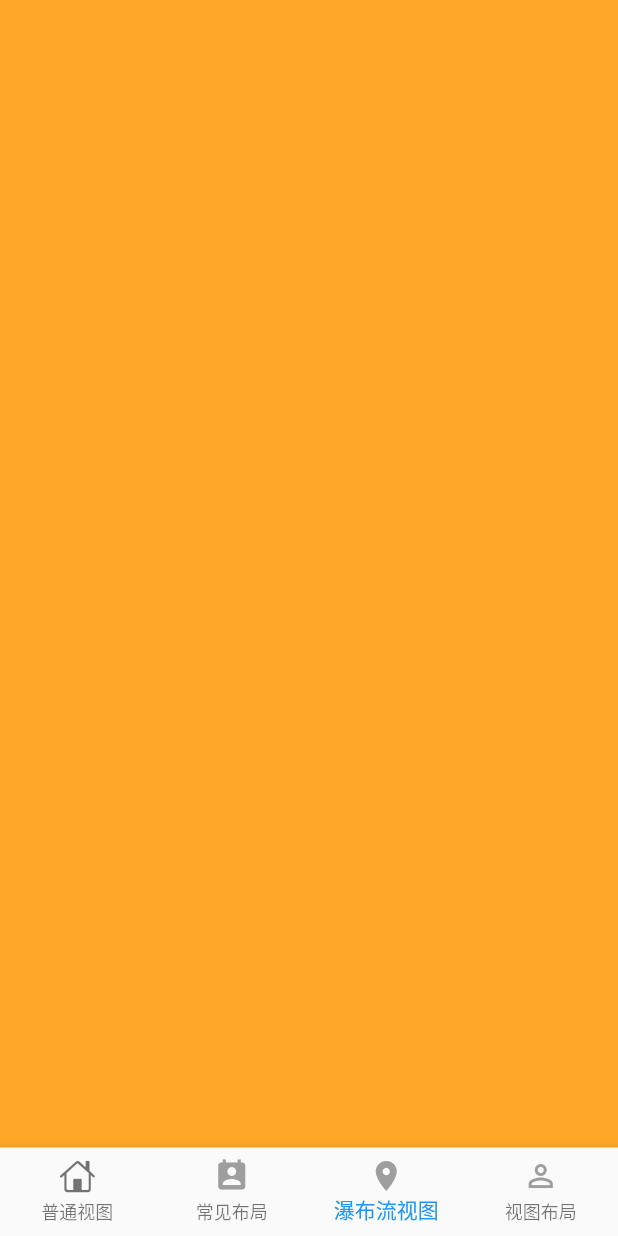
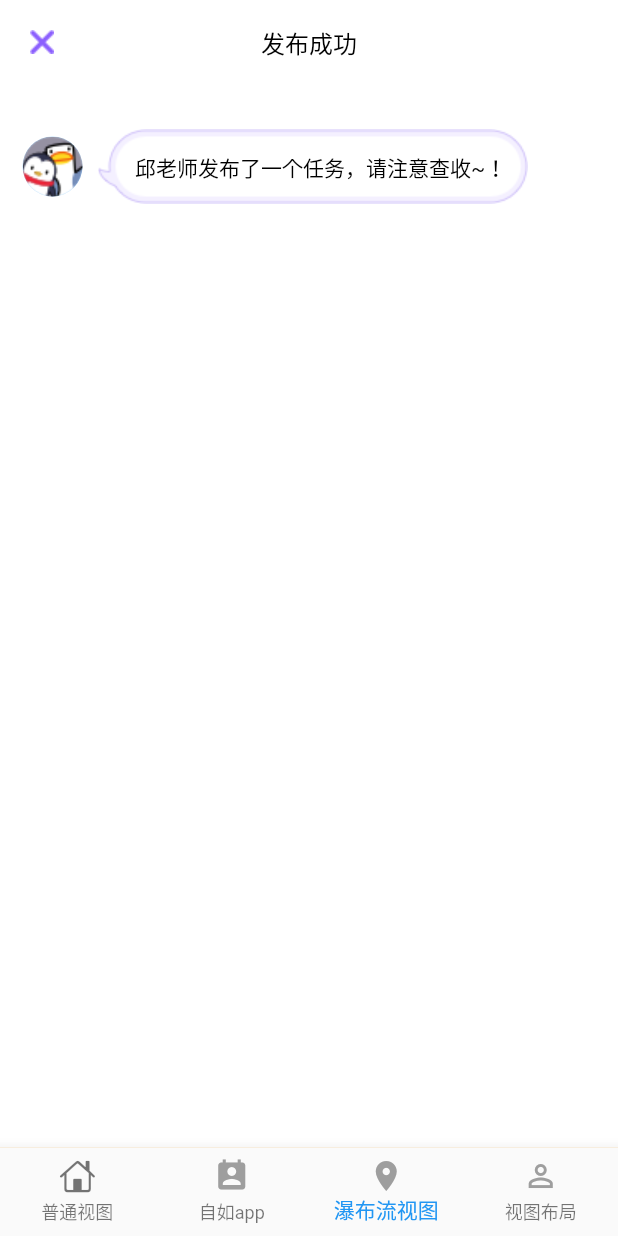
Before and after one commit to opvexe/FlutterNews, a Flutter app: the screen it shows after launch, item 3 of the bottom bar chosen, on a phone screen of 412 x 824 dp. Run offline on Flutter 3.47's test engine with Material 2 defaults, Android fonts, the phone set to English and light mode, and no system bars; our stand-ins replace flutter_swiper.

Commit message:
添加图片

```diff
--- a/myapp/lib/Page/homeController.dart
+++ b/myapp/lib/Page/homeController.dart
@@ -20,6 +20,8 @@ class _homeState extends State<home> {
   Widget build(BuildContext context) {
     return new Scaffold(
       appBar: new AppBar(
+        elevation: 0.0, ///去掉底部阴影
+        centerTitle: true,
         title: new Text(
           'UI界面布局',
           style: new TextStyle(
--- a/myapp/lib/Tabbar/tabbarController.dart
+++ b/myapp/lib/Tabbar/tabbarController.dart
@@ -29,7 +29,7 @@ class _tabbarControllerState extends State<tabbarController> {
           Icons.perm_contact_calendar,
           color: Colors.grey,
         ),
-        title: new Text("常见布局"),
+        title: new Text("自如app"),
       ),
       new BottomNavigationBarItem(
         icon: new Icon(Icons.room, color: Colors.grey),
--- a/myapp/lib/foundController.dart
+++ b/myapp/lib/foundController.dart
@@ -11,8 +11,11 @@ class _foundState extends State<found> {
     return Scaffold(
       appBar: AppBar(
         title: Text(
-          "常见布局",
+          "自如首页",
         ),
+      ),
+      body: Container(
+
       ),
     );
   }
--- a/myapp/lib/peoplesController.dart
+++ b/myapp/lib/peoplesController.dart
@@ -8,6 +8,72 @@ class peoples extends StatefulWidget {
 class _peoplesState extends State<peoples> {
   @override
   Widget build(BuildContext context) {
-    return Container();
+    return Scaffold(
+      appBar: AppBar(
+        backgroundColor: Colors.white,
+        elevation: 0.0, //去掉导航底部阴影
+        centerTitle: true, //文字居中
+        title: Text(
+          "发布成功",
+          style: new TextStyle(
+            color: Colors.black,
+            fontSize: 16.0,
+            fontWeight: FontWeight.normal,
+          ),
+        ),
+        leading: IconButton(
+          icon: Image.asset("assets/images/nav_close.png"),
+          onPressed: (){
+            print("click left navagtion button");
+          },
+        ),
+      ),
+      body: _peopleView(),
+    );
   }
 }
+
+class _peopleView extends StatelessWidget {
+  @override
+  Widget build(BuildContext context) {
+    return Container(
+      color: Colors.white,
+      padding: EdgeInsets.only(top: 30.0),
+      child: Column(
+        children: <Widget>[
+          Row(
+            children: <Widget>[
+              Container(
+                width: 40.0,
+                height: 40.0,
+                margin: EdgeInsets.only(left: 15.0),
+                child: CircleAvatar(
+                  backgroundImage: AssetImage("assets/images/avatar2.png"),
+                ),
+              ),
+              Container(
+                margin: EdgeInsets.only(left: 10.0,right: 15.0),
+                child: Stack(
+                  children: <Widget>[
+                    Image.asset("assets/images/publish_chat_box.png"),
+                    Positioned(
+                      left: 25.0,
+                      top: 15.0,
+                      child: Text(
+                        "邱老师发布了一个任务，请注意查收~！",
+                        style: new TextStyle(
+                            fontSize: 14.0,
+                            color: Colors.black,
+                          ),
+                      ),
+                    ),
+                  ],
+                ),
+              ),
+            ],
+          ),
+        ],
+      ),
+    );
+  }
+}
```
Also changed, not shown: myapp/pubspec.yaml (+8 -1 lines), myapp/assets/images/avatar2.png (added), myapp/assets/images/nav_close.png (added), myapp/assets/images/publish_chat_box.png (added), myapp/assets/images/publish_work_line.png (added), myapp/assets/images/publish_work_sign.png (added), myapp/assets/images/share_qq.png (added), myapp/assets/images/share_wechat.png (added).
